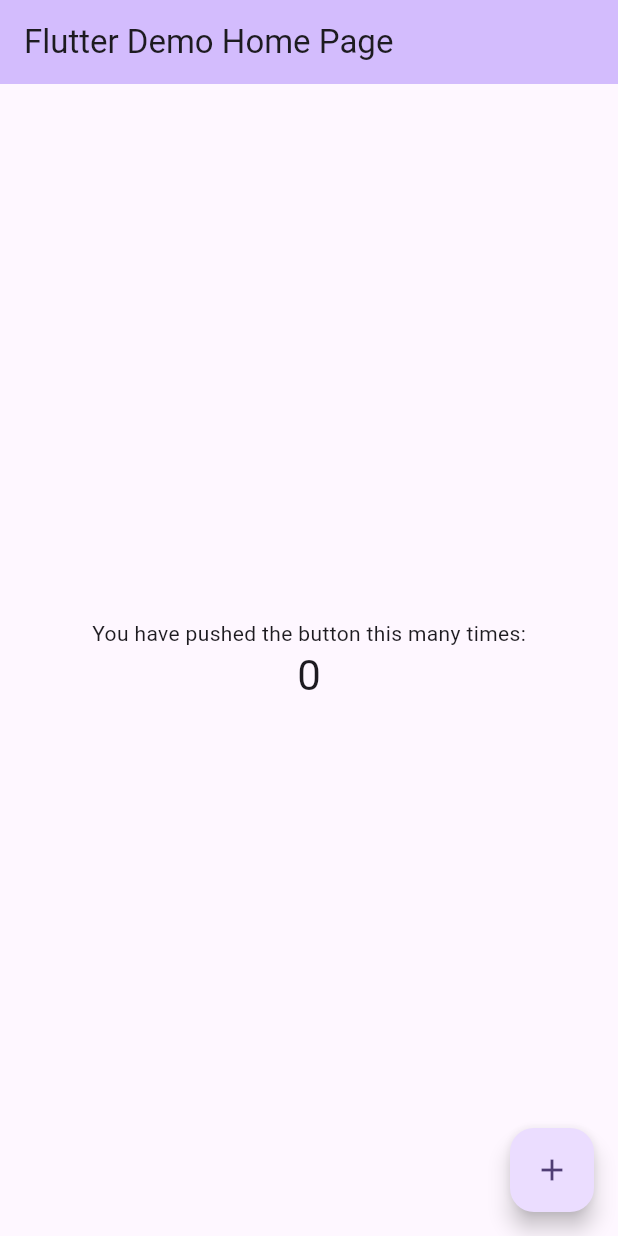
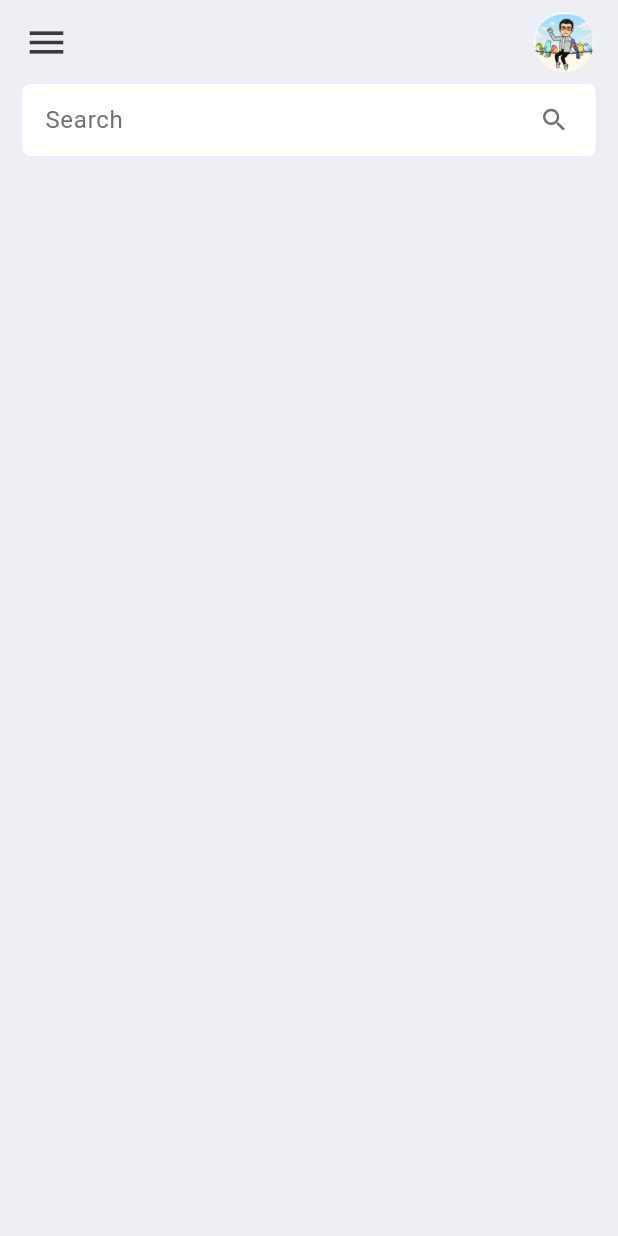
Before and after one commit to mukund1606/todo-list, a Flutter app: the screen it shows after launch, on a phone screen of 412 x 824 dp. Run offline on Flutter 3.47's test engine with Material 2 defaults, Android fonts, the phone set to English and light mode, and no system bars.

Commit message:
Added Profile Icon + Menu Button + Search Element

```diff
--- a/lib/main.dart
+++ b/lib/main.dart
@@ -1,4 +1,7 @@
 import 'package:flutter/material.dart';
+import 'package:flutter/services.dart';
+import 'package:todo_list/model/colors.dart';
+import 'package:todo_list/screens/home.dart';
 
 void main() {
   runApp(const MyApp());
@@ -10,116 +13,15 @@ class MyApp extends StatelessWidget {
   // This widget is the root of your application.
   @override
   Widget build(BuildContext context) {
+    SystemChrome.setSystemUIOverlayStyle(
+        const SystemUiOverlayStyle(statusBarColor: Colors.transparent));
     return MaterialApp(
-      title: 'Flutter Demo',
+      title: 'Todo List',
       theme: ThemeData(
-        // This is the theme of your application.
-        //
-        // TRY THIS: Try running your application with "flutter run". You'll see
-        // the application has a blue toolbar. Then, without quitting the app,
-        // try changing the seedColor in the colorScheme below to Colors.green
-        // and then invoke "hot reload" (save your changes or press the "hot
-        // reload" button in a Flutter-supported IDE, or press "r" if you used
-        // the command line to start the app).
-        //
-        // Notice that the counter didn't reset back to zero; the application
-        // state is not lost during the reload. To reset the state, use hot
-        // restart instead.
-        //
-        // This works for code too, not just values: Most code changes can be
-        // tested with just a hot reload.
-        colorScheme: ColorScheme.fromSeed(seedColor: Colors.deepPurple),
+        colorScheme: ColorScheme.fromSeed(seedColor: bgColor),
         useMaterial3: true,
       ),
-      home: const MyHomePage(title: 'Flutter Demo Home Page'),
+      home: const Home(),
     );
   }
 }
-
-class MyHomePage extends StatefulWidget {
-  const MyHomePage({super.key, required this.title});
-
-  // This widget is the home page of your application. It is stateful, meaning
-  // that it has a State object (defined below) that contains fields that affect
-  // how it looks.
-
-  // This class is the configuration for the state. It holds the values (in this
-  // case the title) provided by the parent (in this case the App widget) and
-  // used by the build method of the State. Fields in a Widget subclass are
-  // always marked "final".
-
-  final String title;
-
-  @override
-  State<MyHomePage> createState() => _MyHomePageState();
-}
-
-class _MyHomePageState extends State<MyHomePage> {
-  int _counter = 0;
-
-  void _incrementCounter() {
-    setState(() {
-      // This call to setState tells the Flutter framework that something has
-      // changed in this State, which causes it to rerun the build method below
-      // so that the display can reflect the updated values. If we changed
-      // _counter without calling setState(), then the build method would not be
-      // called again, and so nothing would appear to happen.
-      _counter++;
-    });
-  }
-
-  @override
-  Widget build(BuildContext context) {
-    // This method is rerun every time setState is called, for instance as done
-    // by the _incrementCounter method above.
-    //
-    // The Flutter framework has been optimized to make rerunning build methods
-    // fast, so that you can just rebuild anything that needs updating rather
-    // than having to individually change instances of widgets.
-    return Scaffold(
-      appBar: AppBar(
-        // TRY THIS: Try changing the color here to a specific color (to
-        // Colors.amber, perhaps?) and trigger a hot reload to see the AppBar
-        // change color while the other colors stay the same.
-        backgroundColor: Theme.of(context).colorScheme.inversePrimary,
-        // Here we take the value from the MyHomePage object that was created by
-        // the App.build method, and use it to set our appbar title.
-        title: Text(widget.title),
-      ),
-      body: Center(
-        // Center is a layout widget. It takes a single child and positions it
-        // in the middle of the parent.
-        child: Column(
-          // Column is also a layout widget. It takes a list of children and
-          // arranges them vertically. By default, it sizes itself to fit its
-          // children horizontally, and tries to be as tall as its parent.
-          //
-          // Column has various properties to control how it sizes itself and
-          // how it positions its children. Here we use mainAxisAlignment to
-          // center the children vertically; the main axis here is the vertical
-          // axis because Columns are vertical (the cross axis would be
-          // horizontal).
-          //
-          // TRY THIS: Invoke "debug painting" (choose the "Toggle Debug Paint"
-          // action in the IDE, or press "p" in the console), to see the
-          // wireframe for each widget.
-          mainAxisAlignment: MainAxisAlignment.center,
-          children: <Widget>[
-            const Text(
-              'You have pushed the button this many times:',
-            ),
-            Text(
-              '$_counter',
-              style: Theme.of(context).textTheme.headlineMedium,
-            ),
-          ],
-        ),
-      ),
-      floatingActionButton: FloatingActionButton(
-        onPressed: _incrementCounter,
-        tooltip: 'Increment',
-        child: const Icon(Icons.add),
-      ), // This trailing comma makes auto-formatting nicer for build methods.
-    );
-  }
-}
--- /dev/null
+++ b/lib/model/colors.dart
@@ -0,0 +1,9 @@
+import 'package:flutter/material.dart';
+
+const Color red = Color(0xffda4040);
+const Color blue = Color(0xff5f52ee);
+
+const Color black = Color(0xff3a3a3a);
+const Color grey = Color(0xff717171);
+
+const Color bgColor = Color(0xffeeeff5);
--- /dev/null
+++ b/lib/screens/home.dart
@@ -0,0 +1,55 @@
+import 'package:flutter/material.dart';
+import 'package:todo_list/model/colors.dart';
+
+class Home extends StatelessWidget {
+  const Home({Key? key}) : super(key: key);
+
+  @override
+  Widget build(BuildContext context) {
+    return Scaffold(
+        backgroundColor: bgColor,
+        appBar: _buildAppBar(),
+        body: Container(
+          padding: const EdgeInsets.symmetric(horizontal: 15),
+          child: Column(
+            children: [searchBox()],
+          ),
+        ));
+  }
+
+  Widget searchBox() {
+    return Container(
+        padding: const EdgeInsets.symmetric(horizontal: 15),
+        decoration: BoxDecoration(
+            color: Colors.white, borderRadius: BorderRadius.circular(5)),
+        child: const TextField(
+            decoration: InputDecoration(
+                contentPadding: EdgeInsets.all(0),
+                suffixIcon: Icon(
+                  Icons.search,
+                  color: grey,
+                  size: 20,
+                ),
+                suffixIconConstraints:
+                    BoxConstraints(maxHeight: 20, minWidth: 25),
+                border: InputBorder.none,
+                hintText: "Search",
+                hintStyle: TextStyle(color: grey))));
+  }
+
+  AppBar _buildAppBar() {
+    return AppBar(
+      title: Row(mainAxisAlignment: MainAxisAlignment.spaceBetween, children: [
+        const Icon(Icons.menu, color: black, size: 30),
+        SizedBox(
+          height: 40,
+          width: 40,
+          child: ClipOval(
+            child: Image.asset("assets/images/profile_pic.png"),
+          ),
+        )
+      ]),
+      backgroundColor: bgColor,
+    );
+  }
+}
--- a/pubspec.yaml
+++ b/pubspec.yaml
@@ -59,9 +59,9 @@ flutter:
   uses-material-design: true
 
   # To add assets to your application, add an assets section, like this:
-  # assets:
-  #   - images/a_dot_burr.jpeg
-  #   - images/a_dot_ham.jpeg
+  assets:
+    # - images/a_dot_burr.jpeg
+    - assets/images/profile_pic.png
 
   # An image asset can refer to one or more resolution-specific "variants", see
   # https://flutter.dev/assets-and-images/#resolution-aware
```
Also changed, not shown: assets/images/profile_pic.png (added).
